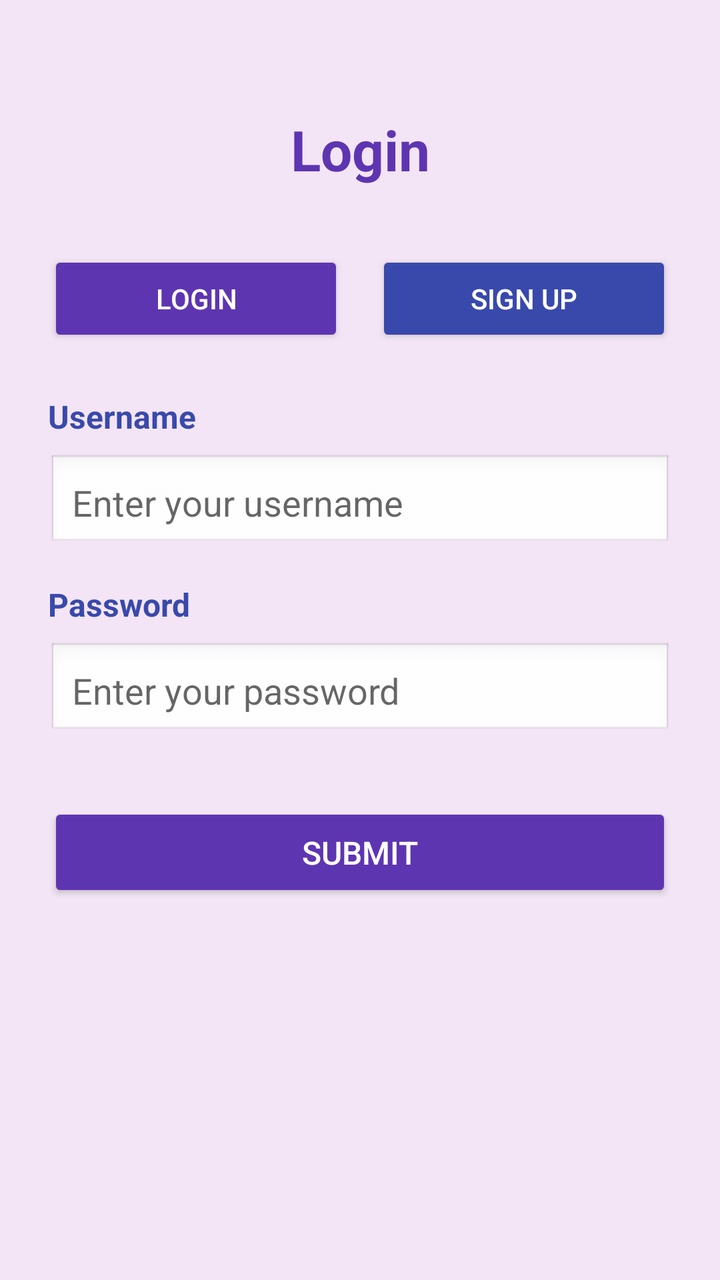
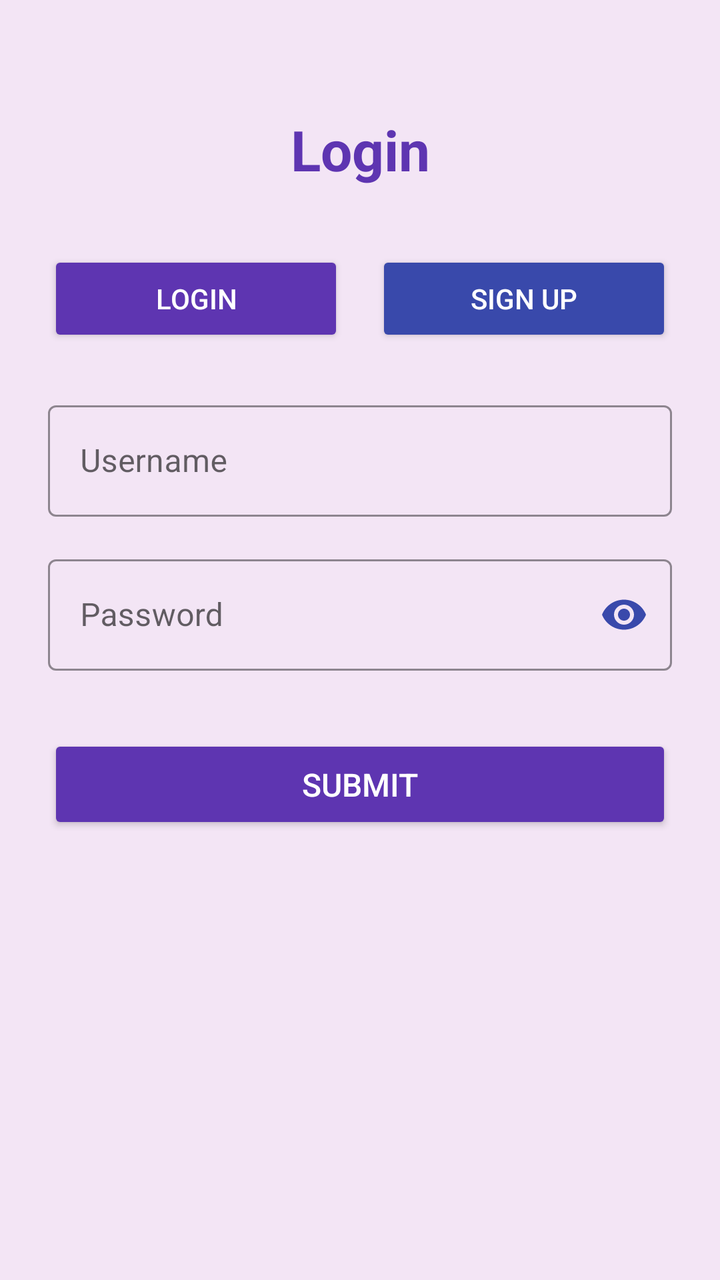

The first picture is an Android layout as it rendered before a commit; the second is the same layout after the commit. The layout source and the unified diff follow.
<!-- AndroidManifest.xml: application theme Theme.AppCompat.Light.NoActionBar -->
<!-- res/layout/activity_auth.xml -->
<?xml version="1.0" encoding="utf-8"?>
<ScrollView xmlns:android="http://schemas.android.com/apk/res/android"
    android:layout_width="match_parent"
    android:layout_height="match_parent"
    android:background="@color/soft_purple">

    <LinearLayout
        android:layout_width="match_parent"
        android:layout_height="wrap_content"
        android:orientation="vertical"
        android:padding="24dp">

        <TextView
            android:id="@+id/tvTitle"
            android:layout_width="match_parent"
            android:layout_height="wrap_content"
            android:text="Login"
            android:textSize="28sp"
            android:textStyle="bold"
            android:textColor="@color/primary_purple"
            android:gravity="center"
            android:layout_marginTop="32dp"
            android:layout_marginBottom="32dp" />

        <LinearLayout
            android:layout_width="match_parent"
            android:layout_height="wrap_content"
            android:orientation="horizontal"
            android:layout_marginBottom="24dp">

            <Button
                android:id="@+id/btnLogin"
                android:layout_width="0dp"
                android:layout_weight="1"
                android:layout_height="wrap_content"
                android:text="Login"
                android:backgroundTint="@color/primary_purple"
                android:textColor="@color/white"
                android:layout_marginEnd="8dp" />

            <Button
                android:id="@+id/btnSignup"
                android:layout_width="0dp"
                android:layout_weight="1"
                android:layout_height="wrap_content"
                android:text="Sign Up"
                android:backgroundTint="@color/primary_blue"
                android:textColor="@color/white"
                android:layout_marginStart="8dp" />
        </LinearLayout>

        <TextView
            android:layout_width="wrap_content"
            android:layout_height="wrap_content"
            android:text="Username"
            android:textSize="16sp"
            android:textStyle="bold"
            android:textColor="@color/primary_blue"
            android:layout_marginBottom="8dp" />

        <EditText
            android:id="@+id/etUsername"
            android:layout_width="match_parent"
            android:layout_height="wrap_content"
            android:hint="Enter your username"
            android:inputType="text"
            android:padding="12dp"
            android:background="@android:drawable/edit_text"
            android:layout_marginBottom="16dp" />

        <TextView
            android:layout_width="wrap_content"
            android:layout_height="wrap_content"
            android:text="Password"
            android:textSize="16sp"
            android:textStyle="bold"
            android:textColor="@color/primary_blue"
            android:layout_marginBottom="8dp" />

        <EditText
            android:id="@+id/etPassword"
            android:layout_width="match_parent"
            android:layout_height="wrap_content"
            android:hint="Enter your password"
            android:inputType="textPassword"
            android:padding="12dp"
            android:background="@android:drawable/edit_text"
            android:layout_marginBottom="32dp" />

        <Button
            android:id="@+id/btnSubmit"
            android:layout_width="match_parent"
            android:layout_height="wrap_content"
            android:text="Submit"
            android:textSize="16sp"
            android:padding="14dp"
            android:backgroundTint="@color/primary_purple"
            android:textColor="@color/white" />

        <ProgressBar
            android:id="@+id/progressBar"
            android:layout_width="wrap_content"
            android:layout_height="wrap_content"
            android:layout_gravity="center"
            android:visibility="gone"
            android:indeterminateTint="@color/primary_purple"
            android:layout_marginTop="16dp" />

    </LinearLayout>
</ScrollView>
<!-- resources referenced by this layout -->
<resources>
  <color name="primary_blue">#3949AB</color>
  <color name="primary_purple">#5E35B1</color>
  <color name="soft_purple">#F3E5F5</color>
  <color name="white">#FFFFFFFF</color>
</resources>

<!-- the commit's change to res/layout/activity_auth.xml (unified diff, before → after) -->
@@ -1,8 +1,10 @@
 <?xml version="1.0" encoding="utf-8"?>
 <ScrollView xmlns:android="http://schemas.android.com/apk/res/android"
+    xmlns:app="http://schemas.android.com/apk/res-auto"
     android:layout_width="match_parent"
     android:layout_height="match_parent"
-    android:background="@color/soft_purple">
+    android:background="@color/soft_purple"
+    android:fillViewport="true">
 
     <LinearLayout
         android:layout_width="match_parent"
@@ -49,43 +51,45 @@
                 android:layout_marginStart="8dp" />
         </LinearLayout>
 
-        <TextView
-            android:layout_width="wrap_content"
-            android:layout_height="wrap_content"
-            android:text="Username"
-            android:textSize="16sp"
-            android:textStyle="bold"
-            android:textColor="@color/primary_blue"
-            android:layout_marginBottom="8dp" />
-
-        <EditText
-            android:id="@+id/etUsername"
+        <com.google.android.material.textfield.TextInputLayout
+            android:id="@+id/tilUsername"
+            style="@style/Widget.MaterialComponents.TextInputLayout.OutlinedBox"
             android:layout_width="match_parent"
             android:layout_height="wrap_content"
-            android:hint="Enter your username"
-            android:inputType="text"
-            android:padding="12dp"
-            android:background="@android:drawable/edit_text"
-            android:layout_marginBottom="16dp" />
+            android:hint="Username"
+            android:layout_marginBottom="16dp"
+            app:boxStrokeColor="@color/primary_purple"
+            app:hintTextColor="@color/primary_purple">
 
-        <TextView
-            android:layout_width="wrap_content"
-            android:layout_height="wrap_content"
-            android:text="Password"
-            android:textSize="16sp"
-            android:textStyle="bold"
-            android:textColor="@color/primary_blue"
-            android:layout_marginBottom="8dp" />
+            <com.google.android.material.textfield.TextInputEditText
+                android:id="@+id/etUsername"
+                android:layout_width="match_parent"
+                android:layout_height="wrap_content"
+                android:inputType="text"
+                android:maxLines="1" />
 
-        <EditText
-            android:id="@+id/etPassword"
+        </com.google.android.material.textfield.TextInputLayout>
+
+        <com.google.android.material.textfield.TextInputLayout
+            android:id="@+id/tilPassword"
+            style="@style/Widget.MaterialComponents.TextInputLayout.OutlinedBox"
             android:layout_width="match_parent"
             android:layout_height="wrap_content"
-            android:hint="Enter your password"
-            android:inputType="textPassword"
-            android:padding="12dp"
-            android:background="@android:drawable/edit_text"
-            android:layout_marginBottom="32dp" />
+            android:hint="Password"
+            android:layout_marginBottom="32dp"
+            app:boxStrokeColor="@color/primary_purple"
+            app:hintTextColor="@color/primary_purple"
+            app:endIconMode="password_toggle"
+            app:endIconTint="@color/primary_blue">
+
+            <com.google.android.material.textfield.TextInputEditText
+                android:id="@+id/etPassword"
+                android:layout_width="match_parent"
+                android:layout_height="wrap_content"
+                android:inputType="textPassword"
+                android:maxLines="1" />
+
+        </com.google.android.material.textfield.TextInputLayout>
 
         <Button
             android:id="@+id/btnSubmit"
<!-- resource entries referenced after the edit -->
@@ -4,5 +4,18 @@
   <color name="primary_purple">#5E35B1</color>
   <color name="soft_purple">#F3E5F5</color>
   <color name="white">#FFFFFFFF</color>
+  <style name="Theme.BookRecommender" parent="Theme.MaterialComponents.DayNight.NoActionBar">
+          
+          <item name="colorPrimary">@color/primary_purple</item>
+          <item name="colorPrimaryVariant">@color/primary_blue</item>
+          <item name="colorOnPrimary">@color/white</item>
+          
+          <item name="colorSecondary">@color/primary_blue</item>
+          <item name="colorSecondaryVariant">@color/primary_purple</item>
+          <item name="colorOnSecondary">@color/white</item>
+          
+          <item name="android:statusBarColor" tools:targetApi="l">@color/primary_purple</item>
+          
+      </style>
 </resources>
 
